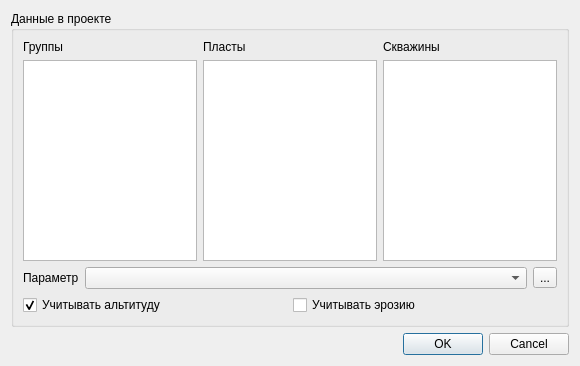
Above: qgis_pds_zonations_base.ui from vvkond/QGIS before the change. Below: the same form after it.
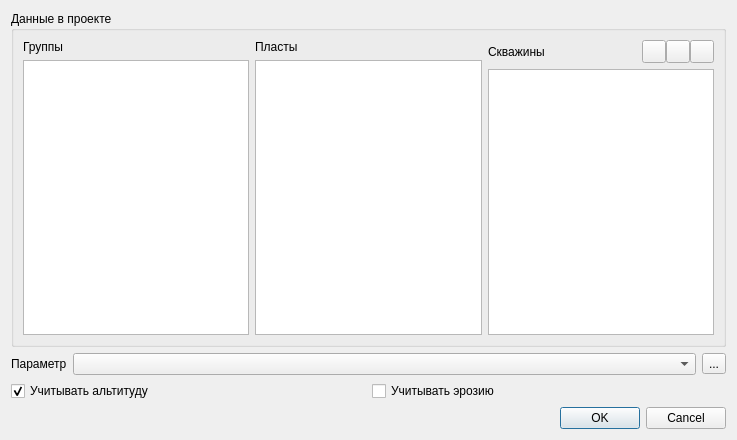
That is the form after the change.

Patch:
```diff
--- a/qgis_pds_zonations_base.ui
+++ b/qgis_pds_zonations_base.ui
@@ -6,8 +6,8 @@
    <rect>
     <x>0</x>
     <y>0</y>
-    <width>580</width>
-    <height>366</height>
+    <width>737</width>
+    <height>440</height>
    </rect>
   </property>
   <property name="windowTitle">
@@ -54,86 +54,102 @@
         </property>
        </widget>
       </item>
-      <item row="1" column="2">
-       <widget class="QListWidget" name="mWellsListWidget">
-        <property name="selectionMode">
-         <enum>QAbstractItemView::ExtendedSelection</enum>
-        </property>
-       </widget>
-      </item>
-      <item row="2" column="0" colspan="3">
-       <widget class="QFrame" name="mParameterFrame">
-        <property name="minimumSize">
-         <size>
-          <width>0</width>
-          <height>10</height>
-         </size>
-        </property>
+      <item row="0" column="2" rowspan="2">
+       <widget class="QFrame" name="mWellsFrame">
         <property name="frameShape">
          <enum>QFrame::NoFrame</enum>
         </property>
         <property name="frameShadow">
          <enum>QFrame::Raised</enum>
         </property>
-        <layout class="QGridLayout" name="gridLayout_3" columnstretch="0,1,0">
+        <layout class="QVBoxLayout" name="verticalLayout">
          <property name="margin">
           <number>0</number>
          </property>
-         <item row="0" column="2">
-          <widget class="QToolButton" name="mParamToolButton">
-           <property name="text">
-            <string>...</string>
-           </property>
-          </widget>
-         </item>
-         <item row="0" column="0">
-          <widget class="QLabel" name="label_2">
-           <property name="text">
-            <string>Параметр</string>
-           </property>
-          </widget>
-         </item>
-         <item row="0" column="1">
-          <widget class="QComboBox" name="mParamComboBox"/>
-         </item>
-         <item row="1" column="0" colspan="3">
-          <layout class="QHBoxLayout" name="horizontalLayout">
-           <property name="topMargin">
+         <item>
+          <layout class="QHBoxLayout" name="horizontalLayout_2">
+           <property name="spacing">
             <number>0</number>
            </property>
            <item>
-            <widget class="QCheckBox" name="mUseElevation">
+            <widget class="QLabel" name="mWellLabel">
              <property name="text">
-              <string>Учитывать альтитуду</string>
+              <string>Скважины</string>
              </property>
-             <property name="checked">
+            </widget>
+           </item>
+           <item>
+            <widget class="QToolButton" name="mSortToolButton">
+             <property name="toolTip">
+              <string>Сортировать список</string>
+             </property>
+             <property name="text">
+              <string/>
+             </property>
+            </widget>
+           </item>
+           <item>
+            <widget class="QToolButton" name="mWellListToolButton">
+             <property name="text">
+              <string/>
+             </property>
+             <property name="checkable">
               <bool>true</bool>
              </property>
             </widget>
            </item>
            <item>
-            <widget class="QCheckBox" name="mUseErosion">
+            <widget class="QToolButton" name="mWellFilterToolButton">
+             <property name="toolTip">
+              <string>Фильтровать список</string>
+             </property>
              <property name="text">
-              <string>Учитывать эрозию</string>
+              <string/>
+             </property>
+             <property name="checkable">
+              <bool>true</bool>
              </property>
             </widget>
            </item>
           </layout>
          </item>
+         <item>
+          <widget class="QListWidget" name="mWellsListWidget">
+           <property name="selectionMode">
+            <enum>QAbstractItemView::ExtendedSelection</enum>
+           </property>
+           <property name="sortingEnabled">
+            <bool>true</bool>
+           </property>
+          </widget>
+         </item>
         </layout>
        </widget>
       </item>
-      <item row="0" column="2">
-       <widget class="QLabel" name="mWellLabel">
-        <property name="text">
-         <string>Скважины</string>
+      <item row="1" column="0">
+       <widget class="QListWidget" name="zonationListWidget">
+        <property name="selectionMode">
+         <enum>QAbstractItemView::ExtendedSelection</enum>
+        </property>
+        <property name="sortingEnabled">
+         <bool>true</bool>
+        </property>
+       </widget>
+      </item>
+      <item row="1" column="1">
+       <widget class="QListWidget" name="zoneListWidget">
+        <property name="selectionMode">
+         <enum>QAbstractItemView::SingleSelection</enum>
+        </property>
+        <property name="sortingEnabled">
+         <bool>true</bool>
         </property>
        </widget>
       </item>
      </layout>
     </widget>
    </item>
-   <item row="1" column="0">
+   <item row="3" column="0">
     <widget class="QDialogButtonBox" name="buttonBox">
      <property name="orientation">
       <enum>Qt::Horizontal</enum>
@@ -143,6 +159,62 @@
      </property>
     </widget>
    </item>
+   <item row="2" column="0">
+    <layout class="QHBoxLayout" name="horizontalLayout">
+     <property name="topMargin">
+      <number>0</number>
+     </property>
+     <item>
+      <widget class="QCheckBox" name="mUseElevation">
+       <property name="text">
+        <string>Учитывать альтитуду</string>
+       </property>
+       <property name="checked">
+        <bool>true</bool>
+       </property>
+      </widget>
+     </item>
+     <item>
+      <widget class="QCheckBox" name="mUseErosion">
+       <property name="text">
+        <string>Учитывать эрозию</string>
+       </property>
+      </widget>
+     </item>
+    </layout>
+   </item>
+   <item row="1" column="0">
+    <widget class="QFrame" name="mParameterFrame">
+     <property name="frameShape">
+      <enum>QFrame::NoFrame</enum>
+     </property>
+     <property name="frameShadow">
+      <enum>QFrame::Raised</enum>
+     </property>
+     <layout class="QGridLayout" name="gridLayout_3" columnstretch="0,1,0">
+      <property name="margin">
+       <number>0</number>
+      </property>
+      <item row="0" column="2">
+       <widget class="QToolButton" name="mParamToolButton">
+        <property name="text">
+         <string>...</string>
+        </property>
+       </widget>
+      </item>
+      <item row="0" column="0">
+       <widget class="QLabel" name="label_2">
+        <property name="text">
+         <string>Параметр</string>
+        </property>
+       </widget>
+      </item>
+      <item row="0" column="1">
+       <widget class="QComboBox" name="mParamComboBox"/>
+      </item>
+     </layout>
+    </widget>
+   </item>
   </layout>
  </widget>
  <resources/>
```
Left out of the diff: 40 changed lines with no effect on the pictures.
